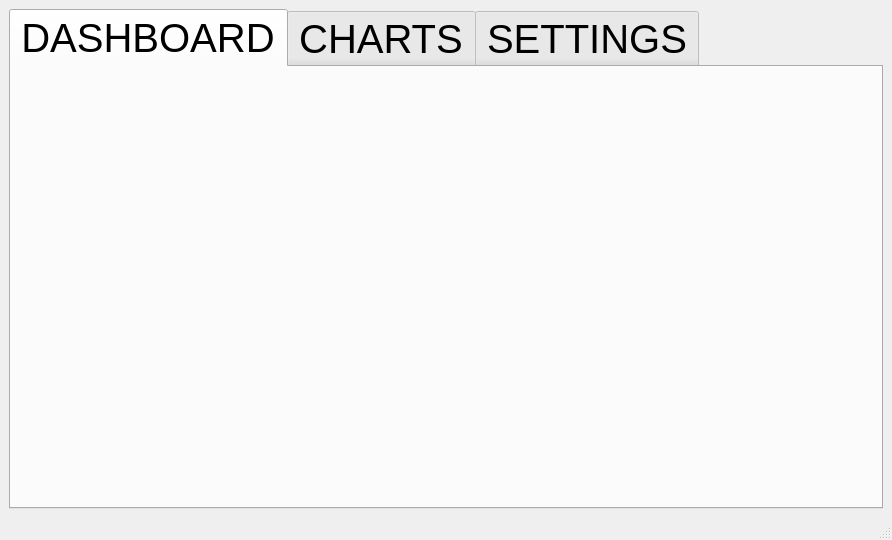
This is Qt_module/mainwindow.ui in HKrecki/WDVS_Project as Qt 5 draws it before an edit. The edited form follows.
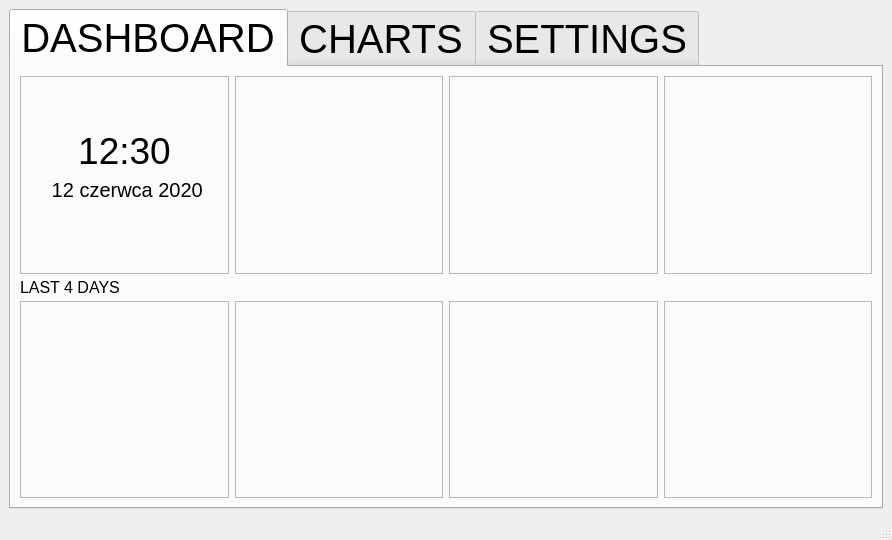
This is the edited form. The open tabs and pages were chosen to show the change.

Commit message: Informacja o aktywności połączenia na pasku stanu

Patch:
```diff
--- a/Qt_module/mainwindow.ui
+++ b/Qt_module/mainwindow.ui
@@ -38,6 +38,141 @@
        <attribute name="title">
         <string>DASHBOARD</string>
        </attribute>
+       <layout class="QGridLayout" name="gridLayout_8">
+        <item row="0" column="0">
+         <widget class="QFrame" name="frame">
+          <property name="frameShape">
+           <enum>QFrame::StyledPanel</enum>
+          </property>
+          <property name="frameShadow">
+           <enum>QFrame::Raised</enum>
+          </property>
+          <layout class="QVBoxLayout" name="verticalLayout">
+           <item>
+            <widget class="QLabel" name="label_2">
+             <property name="font">
+              <font>
+               <pointsize>28</pointsize>
+              </font>
+             </property>
+             <property name="layoutDirection">
+              <enum>Qt::LeftToRight</enum>
+             </property>
+             <property name="text">
+              <string>12:30</string>
+             </property>
+             <property name="alignment">
+              <set>Qt::AlignBottom|Qt::AlignHCenter</set>
+             </property>
+            </widget>
+           </item>
+           <item>
+            <widget class="QLabel" name="label_3">
+             <property name="font">
+              <font>
+               <pointsize>15</pointsize>
+              </font>
+             </property>
+             <property name="text">
+              <string> 12 czerwca 2020</string>
+             </property>
+             <property name="alignment">
+              <set>Qt::AlignHCenter|Qt::AlignTop</set>
+             </property>
+            </widget>
+           </item>
+          </layout>
+         </widget>
+        </item>
+        <item row="0" column="1">
+         <widget class="QFrame" name="frame_2">
+          <property name="frameShape">
+           <enum>QFrame::StyledPanel</enum>
+          </property>
+          <property name="frameShadow">
+           <enum>QFrame::Raised</enum>
+          </property>
+         </widget>
+        </item>
+        <item row="0" column="2">
+         <widget class="QFrame" name="frame_3">
+          <property name="frameShape">
+           <enum>QFrame::StyledPanel</enum>
+          </property>
+          <property name="frameShadow">
+           <enum>QFrame::Raised</enum>
+          </property>
+         </widget>
+        </item>
+        <item row="0" column="3">
+         <widget class="QFrame" name="frame_4">
+          <property name="frameShape">
+           <enum>QFrame::StyledPanel</enum>
+          </property>
+          <property name="frameShadow">
+           <enum>QFrame::Raised</enum>
+          </property>
+         </widget>
+        </item>
+        <item row="1" column="0" colspan="4">
+         <widget class="QLabel" name="label">
+          <property name="maximumSize">
+           <size>
+            <width>16777215</width>
+            <height>15</height>
+           </size>
+          </property>
+          <property name="font">
+           <font>
+            <pointsize>12</pointsize>
+           </font>
+          </property>
+          <property name="text">
+           <string>LAST 4 DAYS</string>
+          </property>
+         </widget>
+        </item>
+        <item row="2" column="0">
+         <widget class="QFrame" name="frame_5">
+          <property name="frameShape">
+           <enum>QFrame::StyledPanel</enum>
+          </property>
+          <property name="frameShadow">
+           <enum>QFrame::Raised</enum>
+          </property>
+         </widget>
+        </item>
+        <item row="2" column="1">
+         <widget class="QFrame" name="frame_6">
+          <property name="frameShape">
+           <enum>QFrame::StyledPanel</enum>
+          </property>
+          <property name="frameShadow">
+           <enum>QFrame::Raised</enum>
+          </property>
+         </widget>
+        </item>
+        <item row="2" column="2">
+         <widget class="QFrame" name="frame_7">
+          <property name="frameShape">
+           <enum>QFrame::StyledPanel</enum>
+          </property>
+          <property name="frameShadow">
+           <enum>QFrame::Raised</enum>
+          </property>
+         </widget>
+        </item>
+        <item row="2" column="3">
+         <widget class="QFrame" name="frame_8">
+          <property name="frameShape">
+           <enum>QFrame::StyledPanel</enum>
+          </property>
+          <property name="frameShadow">
+           <enum>QFrame::Raised</enum>
+          </property>
+         </widget>
+        </item>
+       </layout>
       </widget>
       <widget class="QWidget" name="ChartsTab">
        <attribute name="title">
```
Left out of the diff: 2 changed lines with no effect on the pictures. The commit also changes 1 other file.
